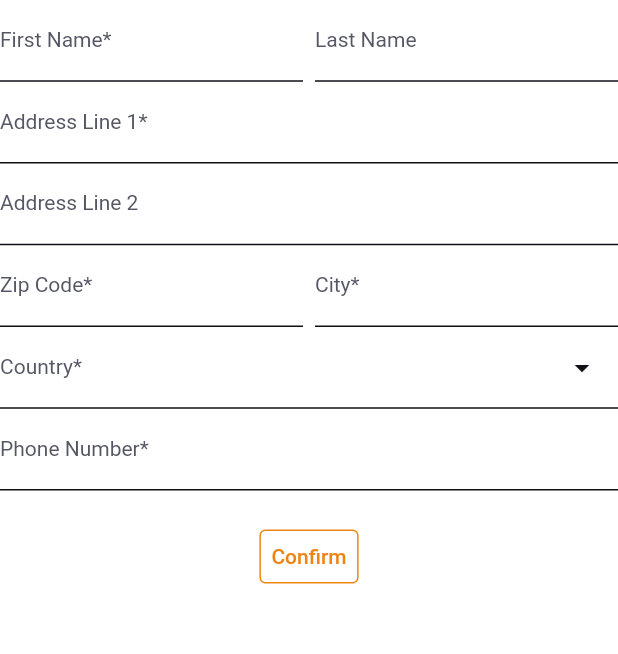
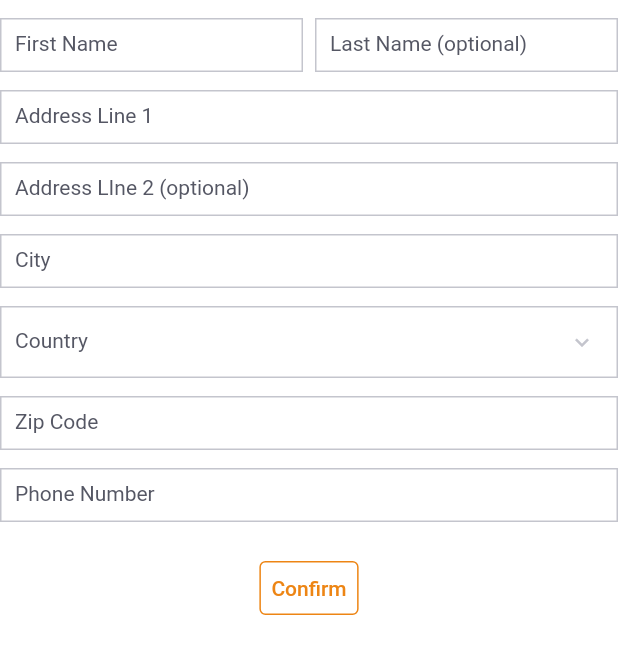
Before and after one commit to graydance/ecom_flutter_fans, a Flutter app: the AddressForm widget shown alone on an empty page, opened directly with empty values, on a phone screen of 412 x 824 dp. Shown: the top 654 px of the screen. Run offline on Flutter 3.47's test engine with Material 2 defaults, Android fonts, the phone set to English and light mode, and no system bars; our stand-ins replace badges, cached_network_image, dio, flutter_easyloading, flutter_easyrefresh, flutter_redux and 7 more; missing offline and left inert: flutter_picker, r_dart_library, redux_logging, throttling; accounts and stored records are empty.

Commit message:
feat:更新地址填写UI

```diff
--- a/lib/screen/components/address_form.dart
+++ b/lib/screen/components/address_form.dart
@@ -48,18 +48,24 @@ class _AddressFormState extends State<AddressForm> {
         hintStyle: TextStyle(fontSize: 14.0, color: AppTheme.colorC4C5CD),
         labelText: hintText,
         labelStyle: TextStyle(fontSize: 14.0, color: AppTheme.color555764),
-        border: UnderlineInputBorder(
+        border: OutlineInputBorder(
           borderSide: BorderSide(color: AppTheme.colorC4C5CD),
+          borderRadius: BorderRadius.circular(0),
         ),
-        enabledBorder: UnderlineInputBorder(
-          borderSide: BorderSide(color: AppTheme.color0F1015),
+        enabledBorder: OutlineInputBorder(
+          borderSide: BorderSide(color: AppTheme.colorC4C5CD),
+          borderRadius: BorderRadius.circular(0),
         ),
-        focusedBorder: UnderlineInputBorder(
-          borderSide: BorderSide(color: AppTheme.color0F1015),
+        focusedBorder: OutlineInputBorder(
+          borderSide: BorderSide(color: AppTheme.colorC4C5CD),
+          borderRadius: BorderRadius.circular(0),
         ),
-        disabledBorder: UnderlineInputBorder(
-          borderSide: BorderSide(color: AppTheme.color0F1015),
+        disabledBorder: OutlineInputBorder(
+          borderSide: BorderSide(color: AppTheme.colorC4C5CD),
+          borderRadius: BorderRadius.circular(0),
         ),
+        contentPadding: const EdgeInsets.all(10.0),
+        isDense: true,
       );
     }
 
@@ -71,12 +77,15 @@ class _AddressFormState extends State<AddressForm> {
       key: _formKey,
       child: Column(
         children: [
+          SizedBox(
+            height: 12,
+          ),
           Row(
             mainAxisSize: MainAxisSize.min,
             children: [
               Expanded(
                 child: TextFormField(
-                  decoration: _commonInputDecoration('First Name*'),
+                  decoration: _commonInputDecoration('First Name'),
                   controller: _firstNameController,
                   validator: (value) => value.isEmpty ? '' : null,
                   style: _textStyle,
@@ -87,7 +96,7 @@ class _AddressFormState extends State<AddressForm> {
               ),
               Expanded(
                 child: TextFormField(
-                  decoration: _commonInputDecoration('Last Name'),
+                  decoration: _commonInputDecoration('Last Name (optional)'),
                   controller: _lastNameController,
                   validator: null,
                   style: _textStyle,
@@ -95,41 +104,35 @@ class _AddressFormState extends State<AddressForm> {
               )
             ],
           ),
+          SizedBox(
+            height: 12,
+          ),
           TextFormField(
-            decoration: _commonInputDecoration('Address Line 1*'),
+            decoration: _commonInputDecoration('Address Line 1'),
             controller: _addressLine1Controller,
             validator: (value) => value.isEmpty ? '' : null,
             style: _textStyle,
           ),
+          SizedBox(
+            height: 12,
+          ),
           TextFormField(
-            decoration: _commonInputDecoration('Address Line 2'),
+            decoration: _commonInputDecoration('Address LIne 2 (optional)'),
             controller: _addressLine2Controller,
             validator: null,
             style: _textStyle,
           ),
-          Row(
-            mainAxisSize: MainAxisSize.min,
-            children: [
-              Expanded(
-                child: TextFormField(
-                  decoration: _commonInputDecoration('Zip Code*'),
-                  controller: _zipCodeController,
-                  validator: (value) => value.isEmpty ? '' : null,
-                  style: _textStyle,
-                ),
-              ),
-              SizedBox(
-                width: 8,
-              ),
-              Expanded(
-                child: TextFormField(
-                  decoration: _commonInputDecoration('City*'),
-                  controller: _cityController,
-                  validator: (value) => value.isEmpty ? '' : null,
-                  style: _textStyle,
-                ),
-              )
-            ],
+          SizedBox(
+            height: 12,
+          ),
+          TextFormField(
+            decoration: _commonInputDecoration('City'),
+            controller: _cityController,
+            validator: (value) => value.isEmpty ? '' : null,
+            style: _textStyle,
+          ),
+          SizedBox(
+            height: 12,
           ),
           GestureDetector(
             onTap: () {
@@ -137,15 +140,18 @@ class _AddressFormState extends State<AddressForm> {
             },
             child: TextField(
               controller: _countryController,
-              decoration: _commonInputDecoration('Country*').copyWith(
+              decoration: _commonInputDecoration('Country').copyWith(
                 suffixIcon: Icon(
-                  Icons.arrow_drop_down_sharp,
-                  color: AppTheme.color0F1015,
+                  Icons.keyboard_arrow_down,
+                  color: AppTheme.colorC4C5CD,
                 ),
               ),
               enabled: false,
               style: _textStyle,
             ),
+          ),
+          SizedBox(
+            height: 12,
           ),
           if (_states.isNotEmpty)
             GestureDetector(
@@ -154,18 +160,31 @@ class _AddressFormState extends State<AddressForm> {
               },
               child: TextField(
                 controller: _provinceController,
-                decoration: _commonInputDecoration('State*').copyWith(
+                decoration: _commonInputDecoration('State').copyWith(
                   suffixIcon: Icon(
-                    Icons.arrow_drop_down_sharp,
-                    color: AppTheme.color0F1015,
+                    Icons.keyboard_arrow_down,
+                    color: AppTheme.colorC4C5CD,
                   ),
                 ),
                 enabled: false,
                 style: _textStyle,
               ),
             ),
+          if (_states.isNotEmpty)
+            SizedBox(
+              height: 12,
+            ),
           TextFormField(
-            decoration: _commonInputDecoration('Phone Number*').copyWith(
+            decoration: _commonInputDecoration('Zip Code'),
+            controller: _zipCodeController,
+            validator: (value) => value.isEmpty ? '' : null,
+            style: _textStyle,
+          ),
+          SizedBox(
+            height: 12,
+          ),
+          TextFormField(
+            decoration: _commonInputDecoration('Phone Number').copyWith(
               prefix: Padding(
                 padding: const EdgeInsets.symmetric(
                   horizontal: 8,
--- a/lib/screen/order/pre_order_screen.dart
+++ b/lib/screen/order/pre_order_screen.dart
@@ -1,26 +1,25 @@
 import 'dart:async';
 
 import 'package:cached_network_image/cached_network_image.dart';
-import 'package:fans/app.dart';
-import 'package:fans/screen/components/default_button.dart';
-import 'package:fans/screen/components/order_status_image_view.dart';
-import 'package:fans/screen/order/payment_screen.dart';
-import 'package:fans/utils/validator.dart';
 import 'package:flutter/cupertino.dart';
 import 'package:flutter/material.dart';
 import 'package:flutter_easyloading/flutter_easyloading.dart';
 import 'package:flutter_redux/flutter_redux.dart';
 import 'package:redux/redux.dart';
 
+import 'package:fans/app.dart';
 import 'package:fans/models/address.dart';
 import 'package:fans/models/models.dart';
 import 'package:fans/models/order_detail.dart';
 import 'package:fans/models/order_sku.dart';
-import 'package:fans/r.g.dart';
 import 'package:fans/screen/components/address_form.dart';
+import 'package:fans/screen/components/default_button.dart';
+import 'package:fans/screen/components/order_status_image_view.dart';
+import 'package:fans/screen/order/payment_screen.dart';
 import 'package:fans/store/actions.dart';
 import 'package:fans/theme.dart';
 import 'package:fans/utils/list_extension.dart';
+import 'package:fans/utils/validator.dart';
 
 class PreOrderScreen extends StatefulWidget {
   PreOrderScreen({Key key}) : super(key: key);
@@ -38,6 +37,7 @@ class _PreOrderScreenState extends State<PreOrderScreen> {
   String _couponCode = '';
 
   final _emailController = TextEditingController();
+  final _scrollController = ScrollController();
 
   @override
   void dispose() {
@@ -87,6 +87,7 @@ class _PreOrderScreenState extends State<PreOrderScreen> {
             FocusScope.of(context).requestFocus(FocusNode());
           },
           child: SingleChildScrollView(
+            controller: _scrollController,
             child: Padding(
               padding: const EdgeInsets.symmetric(horizontal: 20),
               child: Column(
@@ -181,6 +182,7 @@ class _PreOrderScreenState extends State<PreOrderScreen> {
                         _billingAddress = _shippingAddress;
                       } else {
                         _billingAddress = viewModel.billingDefaultAddress;
+                        _scrollToBottom();
                       }
                     });
                   }),
@@ -236,6 +238,7 @@ class _PreOrderScreenState extends State<PreOrderScreen> {
                           _showShippingAddressForm = !_showShippingAddressForm;
                           if (_showShippingAddressForm) {
                             _showBillingAddressForm = false;
+                            _scrollToBottom();
                           }
                         });
                       },
@@ -289,6 +292,7 @@ class _PreOrderScreenState extends State<PreOrderScreen> {
                     _showBillingAddressForm = !_showBillingAddressForm;
                     if (_showBillingAddressForm) {
                       _showShippingAddressForm = false;
+                      _scrollToBottom();
                     }
                   });
                 },
@@ -337,6 +341,16 @@ class _PreOrderScreenState extends State<PreOrderScreen> {
         ],
       ),
     );
+  }
+
+  _scrollToBottom() {
+    Timer(
+        Duration(milliseconds: 100),
+        () => _scrollController.animateTo(
+              _scrollController.position.maxScrollExtent,
+              curve: Curves.easeOut,
+              duration: const Duration(milliseconds: 300),
+            ));
   }
 
   _buildAddressTile(Address address, isDefault, _ViewModel viewModel,
```
